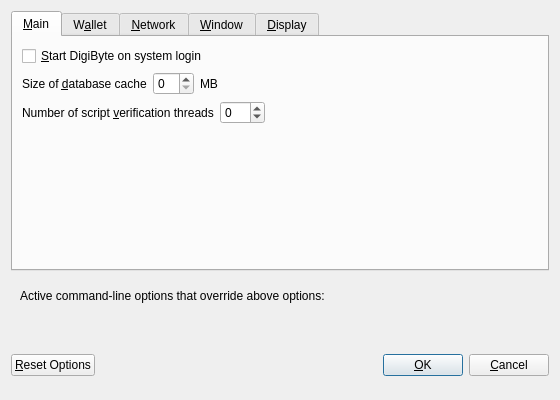
bryceweiner/nautiluscoin, file src/qt/forms/optionsdialog.ui: the form before one commit.
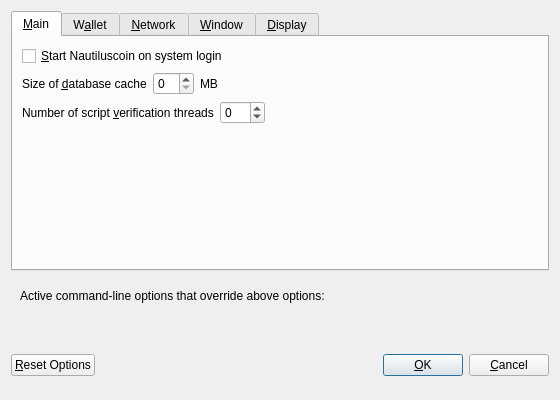
The form after the commit. Custom widgets are drawn as their Qt base class.

Diff of the .ui file:
```diff
--- a/src/qt/forms/optionsdialog.ui
+++ b/src/qt/forms/optionsdialog.ui
@@ -33,7 +33,7 @@
           <string>Automatically start DigiByte after logging in to the system.</string>
          </property>
          <property name="text">
-          <string>&amp;Start DigiByte on system login</string>
+          <string>&amp;Start Nautiluscoin on system login</string>
          </property>
         </widget>
        </item>
```
Left out of the diff: 18 changed lines with no effect on the pictures.
